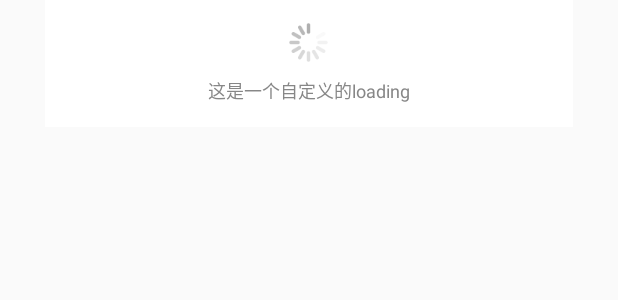
After one commit to fanlcly/android_utils, an Android app: the layout view_dialog_bind.xml on its own in the app's theme, with its tools: preview values and no code run, on a phone screen of 412 x 824 dp. The commit adds this screen. Shown: the top 300 px of the screen. Run offline under Robolectric (Android 15) with nearby library versions, the phone set to English and light mode, and no system bars.

Commit message:
dialogx的重新赋值，动态赋值

```diff
--- a/app/src/main/res/layout/activity_dialogx.xml
+++ b/app/src/main/res/layout/activity_dialogx.xml
@@ -68,6 +68,11 @@
                 style="@style/btn"
                 android:text="对话框显示在按钮上" />
 
+            <Button
+                android:id="@+id/btn12"
+                style="@style/btn"
+                android:text="完全自定义对话框抽取" />
+
         </LinearLayout>
     </ScrollView>
 
--- /dev/null
+++ b/app/src/main/res/layout/view_dialog_bind.xml
@@ -0,0 +1,34 @@
+<?xml version="1.0" encoding="utf-8"?>
+<RelativeLayout xmlns:android="http://schemas.android.com/apk/res/android"
+    android:layout_width="match_parent"
+    android:layout_height="wrap_content">
+
+    <LinearLayout
+        android:layout_width="match_parent"
+        android:layout_height="wrap_content"
+        android:layout_marginLeft="30dp"
+        android:layout_marginRight="30dp"
+        android:background="@color/white"
+        android:gravity="center_horizontal"
+        android:orientation="vertical"
+        android:paddingTop="15dp"
+        android:paddingBottom="15dp">
+
+        <ImageView
+            android:id="@+id/img_ico"
+            android:layout_width="wrap_content"
+            android:layout_height="wrap_content"
+            android:src="@drawable/dialog_loading_img" />
+
+        <TextView
+            android:id="@+id/tv_desc"
+            android:layout_width="wrap_content"
+            android:layout_height="wrap_content"
+            android:layout_marginTop="10dp"
+            android:text="这是一个自定义的loading"
+            android:textColor="#878787"
+            android:textSize="12dp" />
+
+    </LinearLayout>
+
+</RelativeLayout>
```
Also changed, not shown: app/src/main/java/com/fancy/android_utils/DialogXActivity.kt (+9 -0 lines), app/src/main/java/com/fancy/android_utils/widget/DialogBindView.kt (added, +32 -0 lines).
